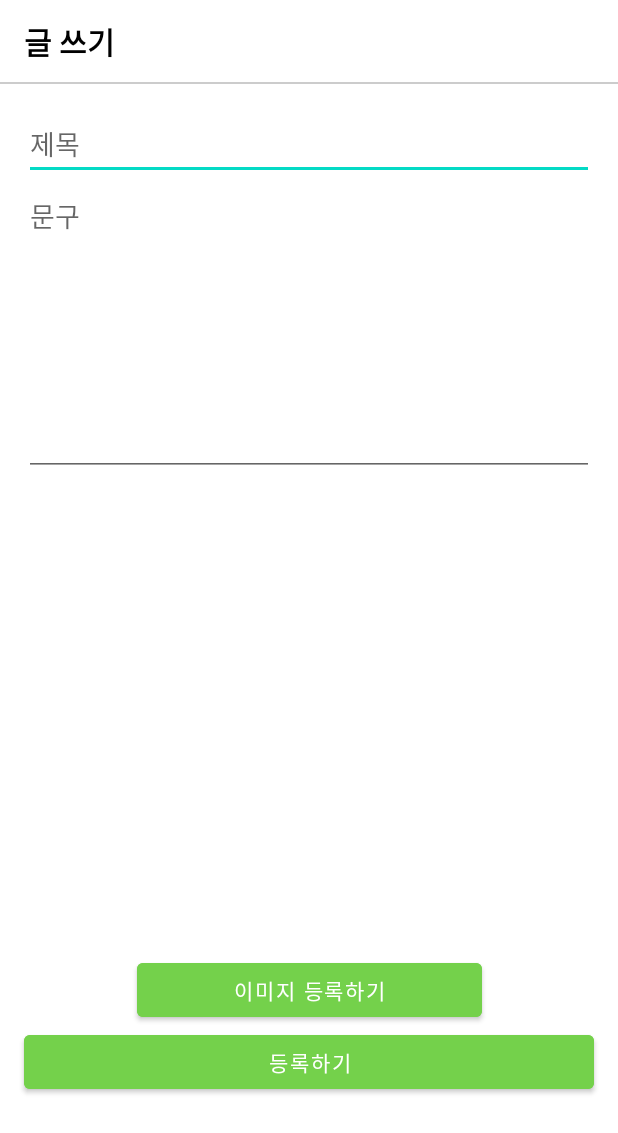
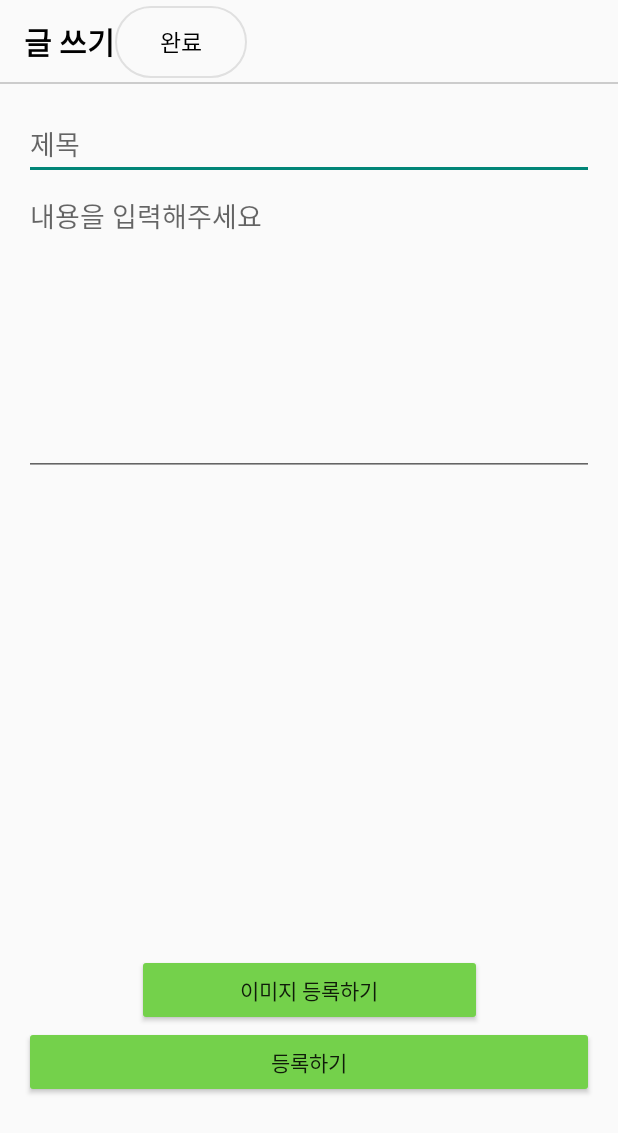
Before and after one commit to wodnjse/ZIWOOZI, an Android app: the layout activity_add_article.xml on its own in the app's theme, with its tools: preview values and no code run, on a phone screen of 412 x 824 dp. Shown: the top 1133 px of the screen. Run offline under Robolectric (Android 15) with nearby library versions, the phone set to English and light mode, and no system bars.

Commit message:
feat: ㅅ플래시 화면 추가

```diff
--- a/app/build.gradle
+++ b/app/build.gradle
@@ -33,6 +33,9 @@ android {
     viewBinding{
         enabled = true
     }
+    buildFeatures {
+        viewBinding true
+    }
 }
 
 dependencies {
@@ -41,6 +44,8 @@ dependencies {
     implementation 'androidx.appcompat:appcompat:1.4.2'
     implementation 'com.google.android.material:material:1.6.1'
     implementation 'androidx.constraintlayout:constraintlayout:2.1.4'
+    implementation 'androidx.legacy:legacy-support-v4:1.0.0'
+    implementation 'androidx.recyclerview:recyclerview:1.2.1'
     testImplementation 'junit:junit:4.13.2'
     androidTestImplementation 'androidx.test.ext:junit:1.1.3'
     androidTestImplementation 'androidx.test.espresso:espresso-core:3.4.0'
--- a/app/src/main/java/com/example/zizi/MainActivity.kt
+++ b/app/src/main/java/com/example/zizi/MainActivity.kt
@@ -12,8 +12,10 @@ class MainActivity : AppCompatActivity() {
 
 
     override fun onCreate(savedInstanceState: Bundle?) {
+        setTheme(R.style.SplashTheme)  // splash 화면
         super.onCreate(savedInstanceState)
         setContentView(R.layout.activity_main)
+
 
         val homeFragment = HomeFragment()
         val myPageFragment = MyPageFragment()
--- a/app/src/main/java/com/example/zizi/mypage/MyPageFragment.kt
+++ b/app/src/main/java/com/example/zizi/mypage/MyPageFragment.kt
@@ -4,4 +4,5 @@ import androidx.fragment.app.Fragment
 import com.example.zizi.R
 
 class MyPageFragment : Fragment(R.layout.fragment_mypage) {
+
 }
--- /dev/null
+++ b/app/src/main/res/drawable/button_border.xml
@@ -0,0 +1,14 @@
+<?xml version="1.0" encoding="utf-8"?>
+    <shape xmlns:android="http://schemas.android.com/apk/res/android"
+        android:padding="10dp" >
+        <solid android:color="@android:color/transparent" />
+        <stroke
+            android:width="1dp"
+            android:color="#E0E0E0" />
+        <corners
+            android:topLeftRadius="25dp"
+            android:topRightRadius="25dp"
+            android:bottomLeftRadius="25dp"
+            android:bottomRightRadius="25dp" />
+
+    </shape>
--- /dev/null
+++ b/app/src/main/res/drawable/splash.xml
@@ -0,0 +1,10 @@
+<?xml version="1.0" encoding="utf-8"?>
+<layer-list xmlns:android="http://schemas.android.com/apk/res/android">
+    <item android:drawable="@color/white" />
+
+    <item android:drawable="@drawable/splash_icon"
+        android:gravity="center"
+        android:width="70dp"
+        android:height="70dp" />
+
+</layer-list>
--- a/app/src/main/res/layout/activity_add_article.xml
+++ b/app/src/main/res/layout/activity_add_article.xml
@@ -21,6 +21,16 @@
             android:textColor="@color/black"
             android:textSize="20sp"
             android:textStyle="bold" />
+            <!-- TODO: 글 쓰기 -> 'X' 아이콘-->
+
+        <Button
+            android:layout_width="wrap_content"
+            android:layout_height="wrap_content"
+            android:background="@drawable/button_border"
+            android:text="완료"
+            android:textColor="@color/black"
+            android:textSize="15sp" />
+            <!-- TODO: 오른쪽 정렬-->
 
 
     </LinearLayout>
@@ -52,7 +62,7 @@
         android:id="@+id/passageEditText"
         android:layout_width="0dp"
         android:layout_height="wrap_content"
-        android:hint="문구"
+        android:hint="내용을 입력해주세요    "
         android:gravity="top"
         app:layout_constraintTop_toBottomOf="@+id/titleEditText"
         app:layout_constraintEnd_toEndOf="parent"
@@ -71,6 +81,7 @@
         android:layout_height="wrap_content"
         app:layout_constraintTop_toBottomOf="@+id/photoImageView"
         />
+
     <ImageView
         android:id="@+id/photoImageView"
         android:layout_width="230dp"
--- /dev/null
+++ b/app/src/main/res/values/dimens.xml
@@ -0,0 +1,4 @@
+<?xml version="1.0" encoding="utf-8"?>
+<resources>
+    <dimen name="text_margin">16dp</dimen>
+</resources>
--- a/app/src/main/res/values/themes.xml
+++ b/app/src/main/res/values/themes.xml
@@ -1,6 +1,6 @@
 <resources xmlns:tools="http://schemas.android.com/tools">
     <!-- Base application theme. -->
-    <style name="Theme.Zizi" parent="Theme.MaterialComponents.Light.NoActionBar">
+    <style name="Theme.Zizi" parent="Theme.AppCompat.Light">
         <!-- Primary brand color. -->
         <item name="colorPrimary">@color/purple_500</item>
         <item name="colorPrimaryVariant">@color/purple_700</item>
@@ -13,4 +13,10 @@
         <item name="android:statusBarColor" tools:targetApi="l">?attr/colorPrimaryVariant</item>
         <!-- Customize your theme here. -->
     </style>
+
+    <style name="SplashTheme" parent="Theme.AppCompat.NoActionBar">
+        <item name="windowNoTitle">true</item>
+        <item name="windowActionBar">false</item>
+        <item name="android:windowBackground">@drawable/splash</item>
+    </style>
 </resources>
```
Also changed, not shown: app/src/main/AndroidManifest.xml (+8 -6 lines), app/src/main/java/com/example/zizi/splash/SplashActivity.kt (added, +58 -0 lines), app/src/main/res/layout/activity_main2.xml (added, +9 -0 lines), app/src/main/res/layout/activity_splash.xml (added, +33 -0 lines), app/src/main/res/layout/fragment_news.xml (added, +8 -0 lines), app/src/main/res/drawable/splash1.png (added), app/src/main/res/drawable/splash2.png (added), app/src/main/res/drawable/splash_icon.png (added).
